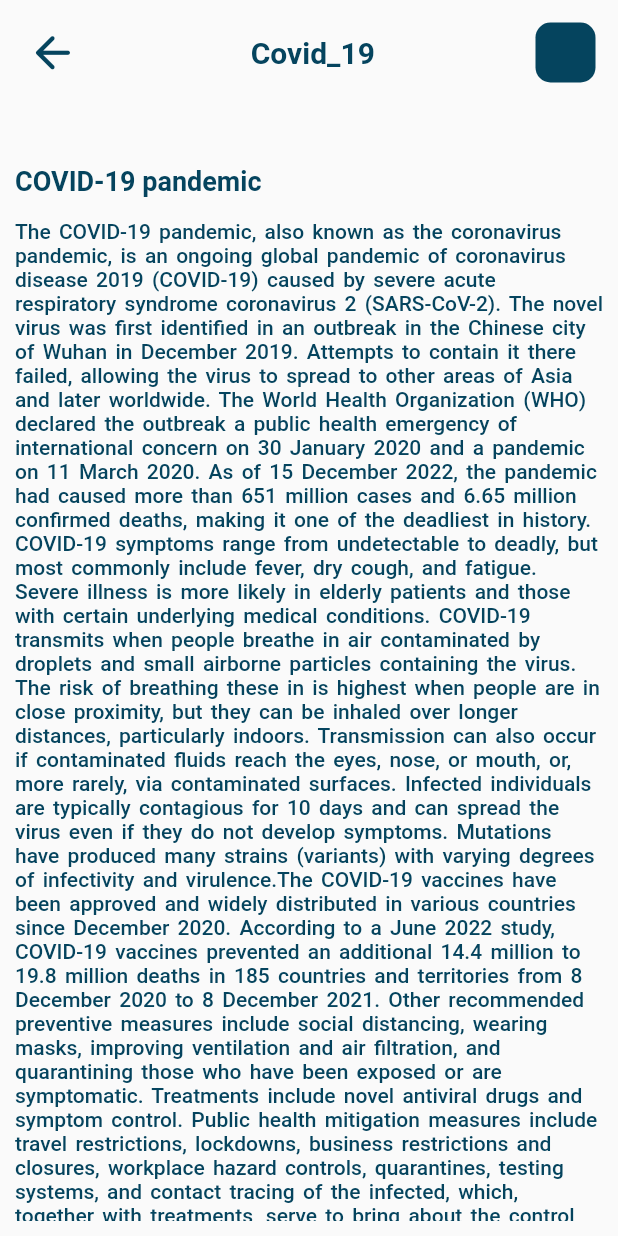
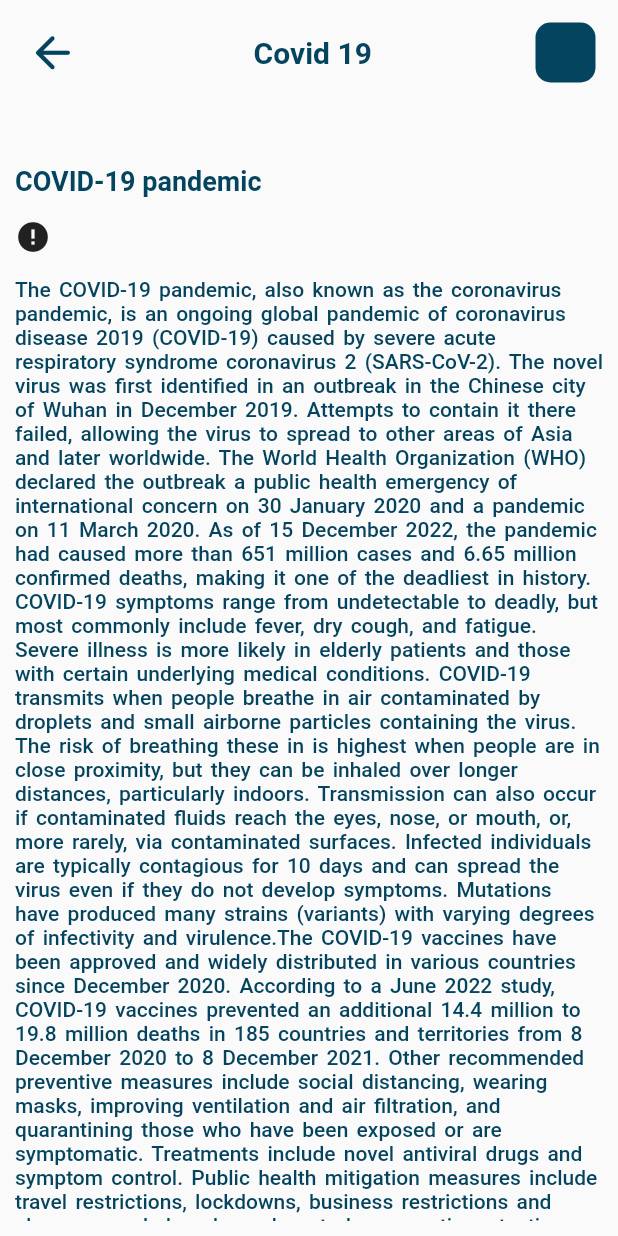
Before and after one commit to ahmadshakir21/COVID-19, a Flutter app: the screen it shows after launch, in the side drawer, after a tap on "Covid_19", on a phone screen of 412 x 824 dp. Run offline on Flutter 3.47's test engine with Material 2 defaults, Android fonts, the phone set to English and light mode, and no system bars; drawn by our look-alikes of cached_network_image; our stand-ins replace google_fonts, shimmer; network calls fail; Roboto replaces fonts that are missing (Amiko).

Commit message:
another commit

```diff
--- a/lib/views/covid_19.dart
+++ b/lib/views/covid_19.dart
@@ -1,6 +1,8 @@
+import 'package:cached_network_image/cached_network_image.dart';
 import 'package:covid_19/model/covid_19_dummy_data.dart';
 import 'package:covid_19/widget/top_of_screen.dart';
 import 'package:flutter/material.dart';
+import 'package:shimmer/shimmer.dart';
 
 class Covid19 extends StatelessWidget {
   const Covid19({Key? key}) : super(key: key);
@@ -17,11 +19,31 @@ class Covid19 extends StatelessWidget {
           children: [
             TopOfScreen(
                 iconData: Icons.arrow_back_rounded,
-                title: "Covid_19",
+                title: "Covid 19",
                 onClick: Navigator.of(context).pop),
             Text(
               Covid19Dummy.covid19Title,
               style: Theme.of(context).textTheme.headline1,
+            ),
+            const SizedBox(
+              height: 15,
+            ),
+            CachedNetworkImage(
+              imageUrl:
+                  'https://pbs.twimg.com/profile_images/945853318273761280/0U40alJG_400x400.jpg',
+              imageBuilder: (context, imageProvider) => Center(
+                child: Container(
+                  width: 150,
+                  height: 150,
+                  decoration: BoxDecoration(
+                    shape: BoxShape.circle,
+                    image: DecorationImage(
+                        image: imageProvider, fit: BoxFit.cover),
+                  ),
+                ),
+              ),
+              placeholder: (context, url) => const CircularProgressIndicator(),
+              errorWidget: (context, url, error) => const Icon(Icons.error),
             ),
             const SizedBox(
               height: 15,
--- a/pubspec.yaml
+++ b/pubspec.yaml
@@ -36,6 +36,8 @@ dependencies:
   cupertino_icons: ^1.0.2
   http: ^0.13.5
   google_fonts: ^3.0.1
+  cached_network_image: ^3.2.1
+  shimmer: ^2.0.0
 
 dev_dependencies:
   flutter_test:
```
Also changed, not shown: pubspec.lock, 1 other file.
